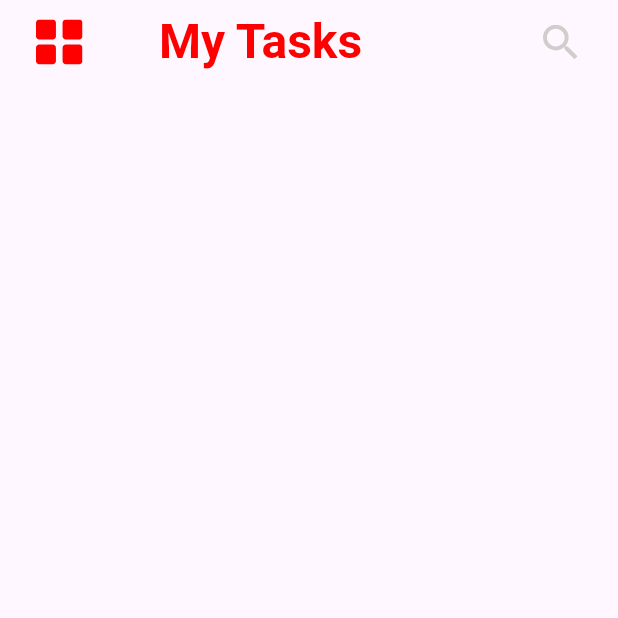
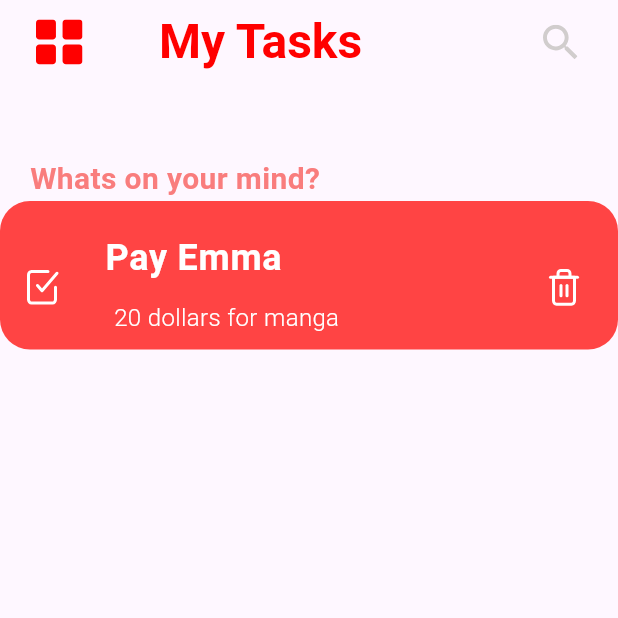
Before and after one commit to MarianAdly21/Todo-Mobile-Flutter, a Flutter app: the screen it shows after launch, on a phone screen of 412 x 824 dp, the top half of it. Run offline on Flutter 3.47's test engine with Material 3 defaults, Android fonts, the phone set to English and light mode, and no system bars; our stand-ins replace flutter_svg.

Commit message:
create task item

```diff
--- a/lib/features/home/home_screen.dart
+++ b/lib/features/home/home_screen.dart
@@ -38,7 +38,7 @@ class HomeScreen extends StatelessWidget {
 
 
 
-      body: HomeScreenBody(),
+      body:const HomeScreenBody(),
     );
   }
 }
--- /dev/null
+++ b/lib/features/home/widgets/custom_task_item.dart
@@ -0,0 +1,61 @@
+import 'package:flutter/material.dart';
+import 'package:todo_mobile/features/home/widgets/custom_icon.dart';
+import 'package:todo_mobile/res/app_asset_paths.dart';
+import 'package:todo_mobile/res/app_colors.dart';
+
+class TaskItem extends StatelessWidget {
+  const TaskItem({
+    super.key,
+  });
+
+  @override
+  Widget build(BuildContext context) {
+    return Container(
+      width: 329,
+      height: 99,
+      decoration: BoxDecoration(
+        color: AppColors.colorTaskItem,
+        borderRadius: BorderRadius.circular(20),
+      ),
+      child: ListTile(
+        leading: CustomIcon(
+          onTap: () {},
+          assetName: AppAssetPaths.checkBoxIcon,
+          width: 24,
+          height: 28,
+        ),
+        title: const Padding(
+          padding: EdgeInsetsDirectional.only(
+            start: 14,
+            top: 12,
+          ),
+          child: Text(
+            "Pay Emma",
+            style: TextStyle(
+              fontSize: 24,
+              fontWeight: FontWeight.w700,
+              color: Colors.white,
+            ),
+          ),
+        ),
+        subtitle: const Padding(
+          padding: EdgeInsetsDirectional.only(start: 20, top: 10, bottom: 18),
+          child: Text(
+            "20 dollars for manga ",
+            style: TextStyle(
+              fontSize: 16,
+              fontWeight: FontWeight.w300,
+              color: Colors.white,
+            ),
+          ),
+        ),
+        trailing: CustomIcon(
+          onTap: () {},
+          assetName: AppAssetPaths.trashIcon,
+          width: 24,
+          height: 27,
+        ),
+      ),
+    );
+  }
+}
--- a/lib/features/home/widgets/home_screen_body.dart
+++ b/lib/features/home/widgets/home_screen_body.dart
@@ -1,10 +1,30 @@
 import 'package:flutter/material.dart';
+import 'package:todo_mobile/features/home/widgets/custom_task_item.dart';
 
 class HomeScreenBody extends StatelessWidget {
   const HomeScreenBody({super.key});
 
   @override
   Widget build(BuildContext context) {
-    return Container();
+    return const CustomScrollView(
+      slivers: [
+         SliverToBoxAdapter(
+          child: Padding(
+            padding: EdgeInsetsDirectional.only(start: 20, end: 39, top: 49),
+            child: Text(
+              'Whats on your mind?',
+              style: TextStyle(
+                fontSize: 20,
+                fontWeight: FontWeight.w600,
+                color: Color(0xffF97D7D),
+              ),
+            ),
+          ),
+        ),
+        SliverToBoxAdapter(
+          child: TaskItem(),
+        )
+      ],
+    );
   }
 }
--- a/lib/res/app_asset_paths.dart
+++ b/lib/res/app_asset_paths.dart
@@ -10,6 +10,8 @@ abstract final class AppAssetPaths {
   /// Home
   static const gridViewIcon = "assets/icons/grid_view_icon.svg";
   static const searchIcon = "assets/icons/search_icon.svg";
+  static const checkBoxIcon = "assets/icons/check-square.svg";
+  static const trashIcon = "assets/icons/trash-2.svg";
 
   /// Images
 
--- a/lib/res/app_colors.dart
+++ b/lib/res/app_colors.dart
@@ -13,12 +13,14 @@ abstract final class AppColors {
   static const _red = Colors.red;
   static const _alizarinCrimson = Color(0xffDB2323);
   static const _redsolid = Color(0xffFF0000);
+  static const _coralRed = Color(0xffFF4444);
 
   /// Splash
   static const splashBackground = _alizarinCrimson;
 
   /// Home
   static const gridAndListIcon = _redsolid;
+  static const colorTaskItem = _coralRed;
 }
 
 ///
```
Also changed, not shown: assets/icons/check-square.svg (added), assets/icons/trash-2.svg (added).
